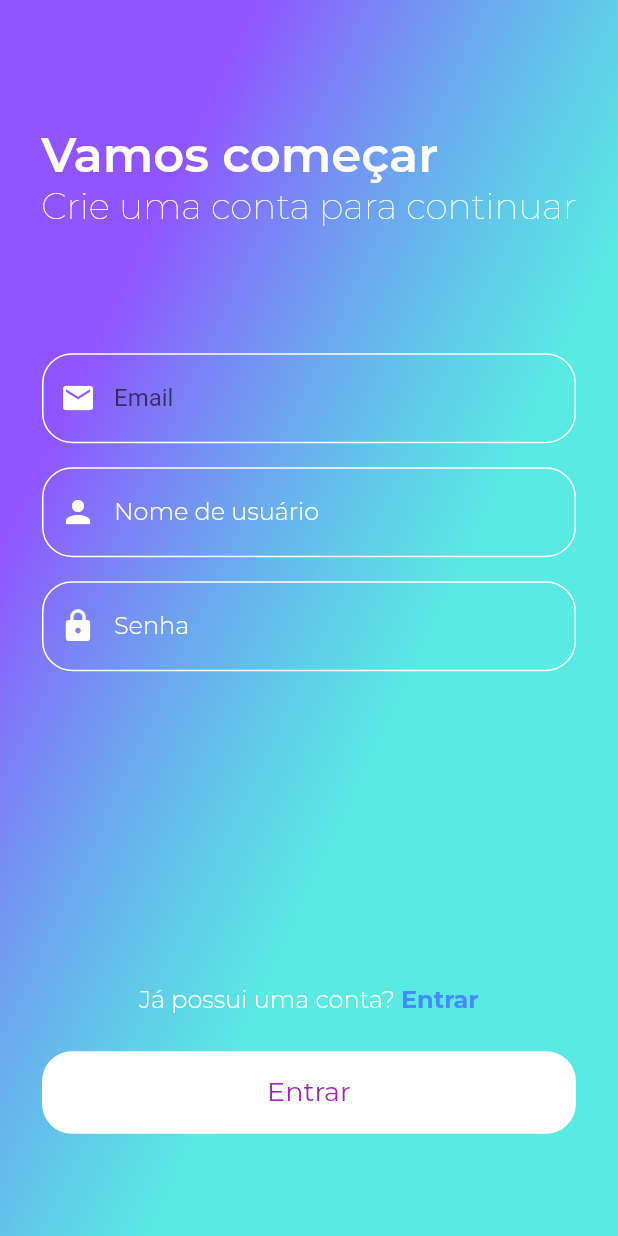
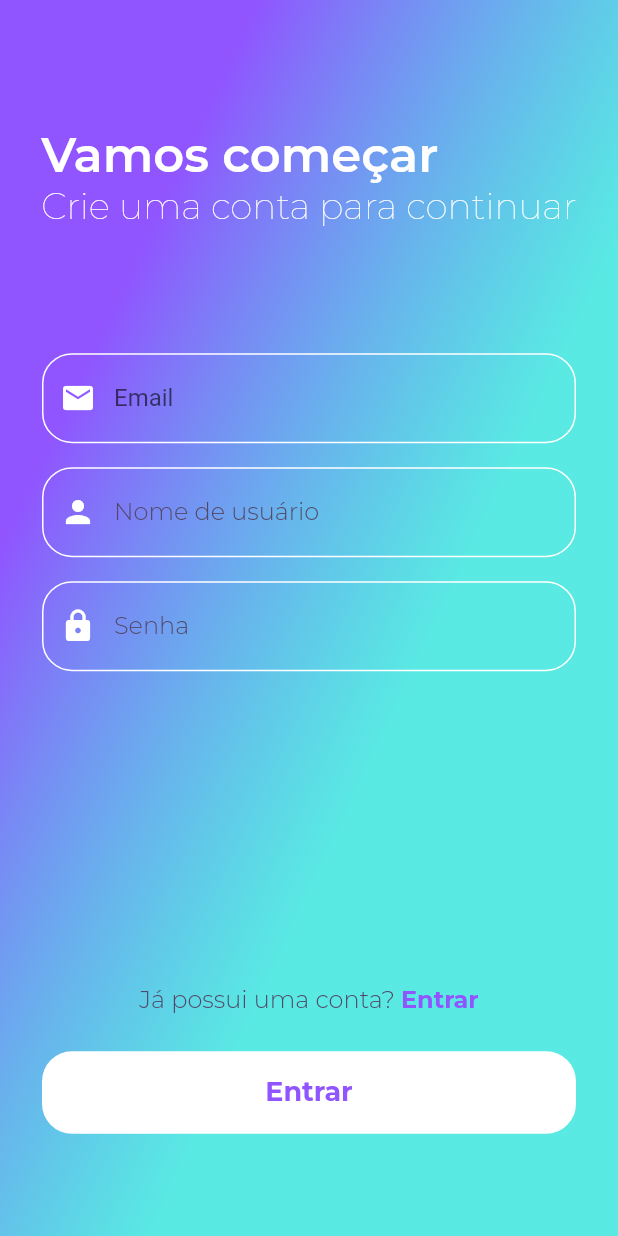
Before and after one commit to marcosanf/goods, a Flutter app: the SignupPage screen opened by its route, on a phone screen of 412 x 824 dp. Run offline on Flutter 3.47's test engine with Material 2 defaults, Android fonts, the light colour scheme and no system bars; our stand-ins replace flutter_svg, font_awesome_flutter, get, google_fonts, hive, hive_flutter; accounts and stored records are empty; network calls fail.

Commit message:
Adjust style

```diff
--- a/lib/app/core/app_text_styles.dart
+++ b/lib/app/core/app_text_styles.dart
@@ -15,17 +15,18 @@ class AppTextStyles {
     fontWeight: FontWeight.w100,
   );
   static final TextStyle heading16 = GoogleFonts.montserrat(
-    color: AppColors.white,
+    color: AppColors.black,
     fontSize: 16.0,
     fontWeight: FontWeight.w300,
   );
 
   static final TextStyle titlePurple = GoogleFonts.montserrat(
-    color: Colors.purple,
+    color: AppColors.mainPurple,
     fontSize: 18.0,
+    fontWeight: FontWeight.bold,
   );
   static final TextStyle linkText = GoogleFonts.montserrat(
-    color: Colors.blueAccent,
+    color: AppColors.mainPurple,
     fontSize: 16.0,
     fontWeight: FontWeight.bold,
   );
@@ -34,13 +35,13 @@ class AppTextStyles {
   ///
   ///
 
-  static final TextStyle title = GoogleFonts.notoSans(
+  static final TextStyle title = GoogleFonts.montserrat(
     color: AppColors.white,
     fontSize: 20,
     fontWeight: FontWeight.w400,
   );
 
-  static final TextStyle titleBold = GoogleFonts.notoSans(
+  static final TextStyle titleBold = GoogleFonts.montserrat(
     color: AppColors.white,
     fontSize: 20,
     fontWeight: FontWeight.w600,
```
